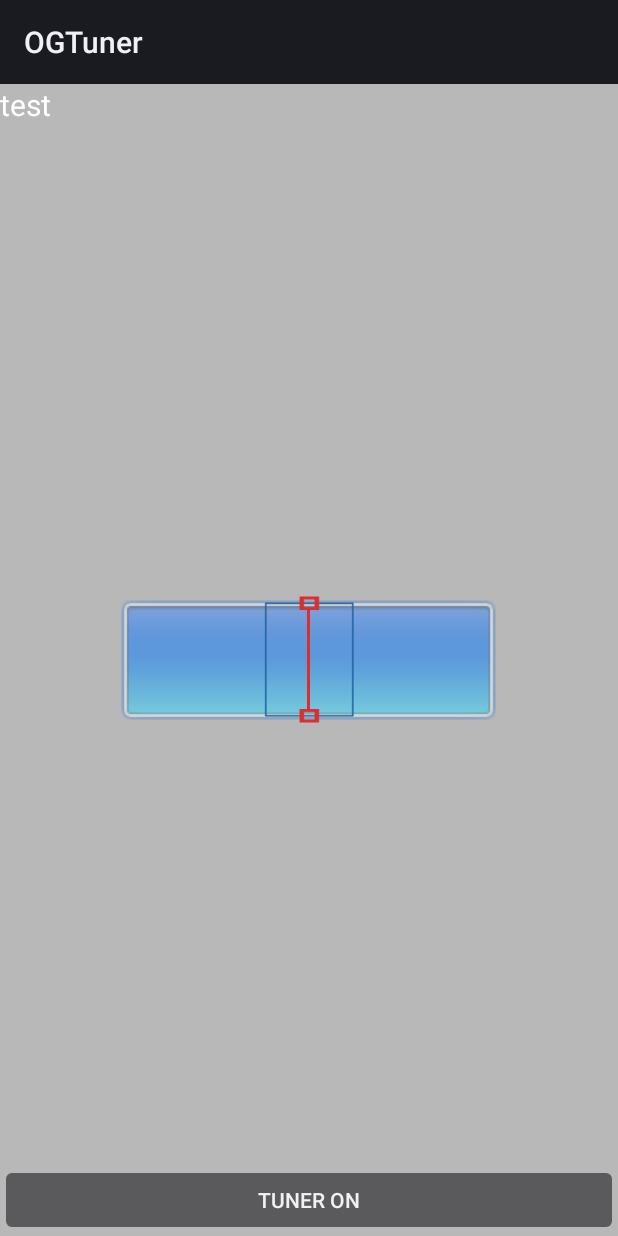
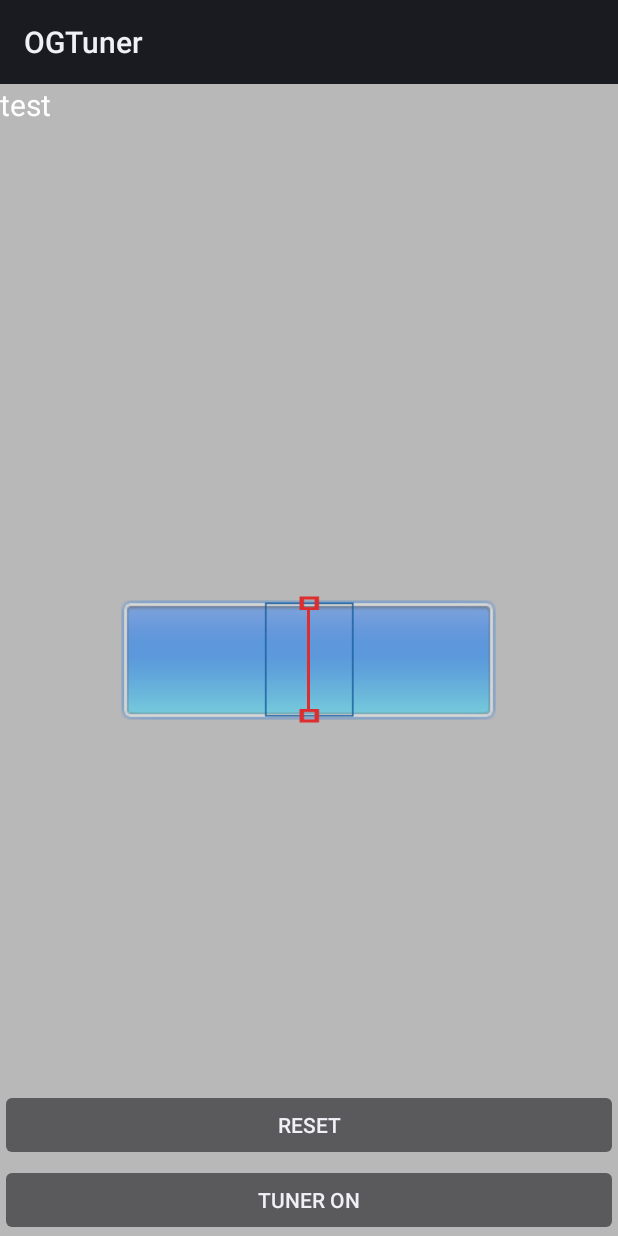
Before and after one commit to sw5813/pitchDetector, an Android app: the screen it shows after launch (Main), on a phone screen of 412 x 824 dp. Run offline under Robolectric (Android 15) with nearby library versions, the phone set to English and light mode, and no system bars; libraries missing offline, so code that uses them is left out: com.loopj.android.

Commit message:
add reset button

```diff
--- a/app/src/main/java/com/jordanro/guitarweirdo/tuner/audioUtil/TunerEngine.java
+++ b/app/src/main/java/com/jordanro/guitarweirdo/tuner/audioUtil/TunerEngine.java
@@ -81,9 +81,9 @@ public class TunerEngine extends Thread{
             if(currentFrequency > 0 && currentVolume > 2800){
                 mHandler.post(callback);
                 try {
-                    targetDataLine_.stop();
+                    //targetDataLine_.stop();
                     Thread.sleep(10);
-                    targetDataLine_.startRecording();
+                    //targetDataLine_.startRecording();
                 } catch (InterruptedException e) {
 //                    e.printStackTrace();
                 }
@@ -93,7 +93,7 @@ public class TunerEngine extends Thread{
     }
 
     public void close(){
-//        targetDataLine_.stop();
+        targetDataLine_.stop();
         targetDataLine_.release();
     }
 
--- a/app/src/main/res/layout/main.xml
+++ b/app/src/main/res/layout/main.xml
@@ -11,6 +11,14 @@
         android:layout_centerHorizontal="true"
         android:layout_alignParentBottom="true"
     />
+    <Button android:id="@+id/reset"
+        android:layout_width="fill_parent"
+        android:layout_height="wrap_content"
+        android:text="reset"
+        android:layout_centerHorizontal="true"
+        android:layout_alignParentBottom="true"
+        android:layout_marginBottom="50dp"
+        />
 	<RelativeLayout android:id="@+id/gauge_background"
 		android:layout_width="250sp"
 		android:layout_height="80sp"
@@ -65,7 +73,7 @@
         <TextView
             android:id="@+id/notes"
             android:layout_width="match_parent"
-            android:layout_height="100dp"
+            android:layout_height="200dp"
             android:textSize="20sp"
             android:text="test"
             android:textColor="#FFFFFF" />
```
Also changed, not shown: app/src/main/java/com/jordanro/guitarweirdo/tuner/activities/Main.java (+29 -17 lines), 25 other files.
